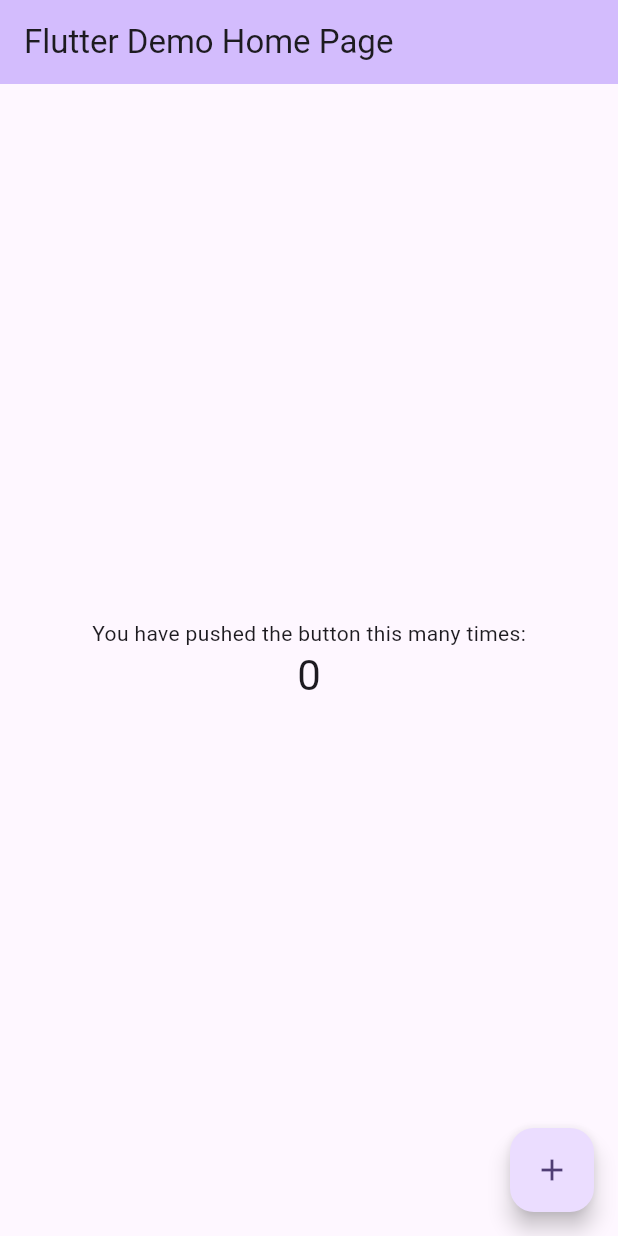
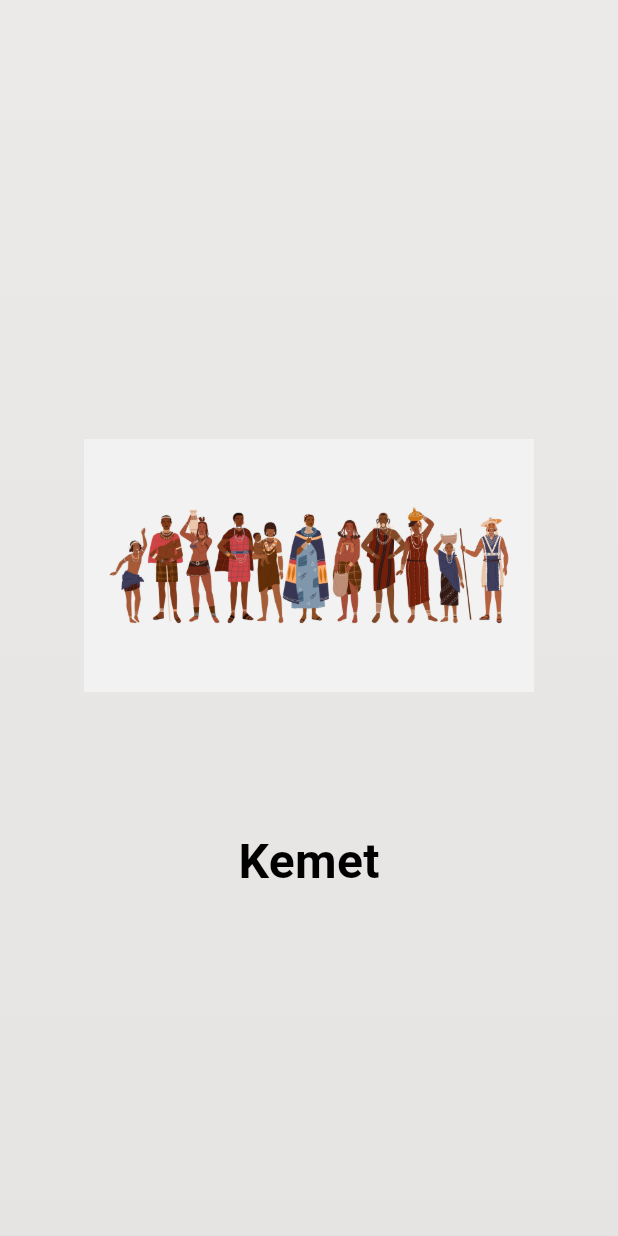
Before and after one commit to bimri/kemet-III, a Flutter app: the screen it shows after launch, on a phone screen of 412 x 824 dp. Run offline on Flutter 3.47's test engine with Material 3 defaults, Android fonts, the phone set to English and light mode, and no system bars; our stand-ins replace firebase_core, flutter_markdown, flutter_riverpod, google_generative_ai, hive_flutter; accounts and stored records are empty.

Commit message:
lib files

```diff
--- /dev/null
+++ b/lib/app.dart
@@ -0,0 +1,19 @@
+import 'package:flutter/material.dart';
+import 'splash_screen.dart';
+
+
+class CultureBridgeApp extends StatelessWidget {
+  const CultureBridgeApp({super.key});
+
+  @override
+  Widget build(BuildContext context) {
+    return MaterialApp(
+      title: 'Kemet',
+      theme: ThemeData(
+        primarySwatch: Colors.deepPurple,
+        visualDensity: VisualDensity.adaptivePlatformDensity,
+      ),
+      home: const SplashScreen(), // Start with SplashScreen
+    );
+  }
+}
--- a/lib/main.dart
+++ b/lib/main.dart
@@ -1,69 +1,24 @@
 import 'package:flutter/material.dart';
 
-void main() {
-  runApp(const MyApp());
+import 'package:flutter_riverpod/flutter_riverpod.dart';
+import 'package:firebase_core/firebase_core.dart';
+import 'firebase_options.dart';
+import 'package:hive_flutter/hive_flutter.dart';
+import 'app.dart';
+
+void main() async {
+  WidgetsFlutterBinding.ensureInitialized();
+  await Firebase.initializeApp(options: DefaultFirebaseOptions.currentPlatform);
+  await Hive.initFlutter();
+
+  runApp(const Kemet());
 }
 
-class MyApp extends StatelessWidget {
-  const MyApp({super.key});
+class Kemet extends StatelessWidget {
+  const Kemet({super.key});
 
   @override
   Widget build(BuildContext context) {
-    return MaterialApp(
-      title: 'Flutter Demo',
-      theme: ThemeData(
-        colorScheme: ColorScheme.fromSeed(seedColor: Colors.deepPurple),
-        useMaterial3: true,
-      ),
-      home: const MyHomePage(title: 'Flutter Demo Home Page'),
-    );
+    return const ProviderScope(child: CultureBridgeApp());
   }
 }
-
-class MyHomePage extends StatefulWidget {
-  const MyHomePage({super.key, required this.title});
-
-  final String title;
-
-  @override
-  State<MyHomePage> createState() => _MyHomePageState();
-}
-
-class _MyHomePageState extends State<MyHomePage> {
-  int _counter = 0;
-
-  void _incrementCounter() {
-    setState(() {
-      _counter++;
-    });
-  }
-
-  @override
-  Widget build(BuildContext context) {
-    return Scaffold(
-      appBar: AppBar(
-        backgroundColor: Theme.of(context).colorScheme.inversePrimary,
-        title: Text(widget.title),
-      ),
-      body: Center(
-        child: Column(
-          mainAxisAlignment: MainAxisAlignment.center,
-          children: <Widget>[
-            const Text(
-              'You have pushed the button this many times:',
-            ),
-            Text(
-              '$_counter',
-              style: Theme.of(context).textTheme.headlineMedium,
-            ),
-          ],
-        ),
-      ),
-      floatingActionButton: FloatingActionButton(
-        onPressed: _incrementCounter,
-        tooltip: 'Increment',
-        child: const Icon(Icons.add),
-      ),
-    );
-  }
-}
--- /dev/null
+++ b/lib/splash_screen.dart
@@ -0,0 +1,108 @@
+import 'package:flutter/material.dart';
+import 'dart:async';
+
+import 'package:kemet/views/home_page.dart';
+
+class SplashScreen extends StatefulWidget {
+  const SplashScreen({super.key, this.nextScreen});
+  final Widget? nextScreen;
+
+  @override
+  State<SplashScreen> createState() => _SplashScreenState();
+}
+
+class _SplashScreenState extends State<SplashScreen> {
+  int _currentIndex = 0;
+  final List<Widget> _splashScreens = [
+    _buildSplashContent(
+      image: 'assets/bmr.jpg',
+      text: 'Welcome',
+    ),
+    _buildSplashContent(
+      image: 'assets/kemet-splashscreen.jpg',
+      text: 'to',
+    ),
+    _buildSplashContent(
+      image: 'assets/kemet-splashscreen.jpg',
+      text: 'Kemet',
+    ),
+  ];
+
+  @override
+  void initState() {
+    super.initState();
+    _startAnimation();
+  }
+
+  void _startAnimation() {
+    const duration =
+        Duration(milliseconds: 2666); // ~5 seconds total for 3 screens
+    Timer.periodic(duration, (Timer timer) {
+      if (_currentIndex < 2) {
+        setState(() {
+          _currentIndex++;
+        });
+      } else {
+        timer.cancel();
+        _navigateToHomePage(); // Call the navigation function here
+      }
+    });
+  }
+
+  void _navigateToHomePage() {
+    Navigator.of(context).pushReplacement(
+      MaterialPageRoute(builder: (_) => const HomePage()),
+    );
+  }
+
+  @override
+  Widget build(BuildContext context) {
+    return Scaffold(
+      body: Container(
+        decoration: const BoxDecoration(
+          gradient: LinearGradient(
+            begin: Alignment.topCenter,
+            end: Alignment.bottomCenter,
+            colors: [
+              Color.fromARGB(255, 236, 233, 233),
+              Color.fromARGB(255, 230, 227, 227)
+            ],
+          ),
+        ),
+        child: AnimatedSwitcher(
+          duration: const Duration(milliseconds: 500),
+          child: _splashScreens[_currentIndex],
+        ),
+      ),
+    );
+  }
+
+  static Widget _buildSplashContent(
+      {required String image, required String text}) {
+    return Center(
+      child: Column(
+        mainAxisAlignment: MainAxisAlignment.center,
+        children: [
+          ClipRRect(
+            borderRadius: BorderRadius.circular(4),
+            child: Image.asset(
+              image,
+              width: 300,
+              height: 300,
+              fit: BoxFit.contain,
+            ),
+          ),
+          const SizedBox(height: 24),
+          Text(
+            text,
+            style: const TextStyle(
+              fontSize: 32,
+              fontWeight: FontWeight.bold,
+              color: Colors.black,
+            ),
+          ),
+        ],
+      ),
+    );
+  }
+}
```
Also changed, not shown: lib/firebase_options.dart (added).
